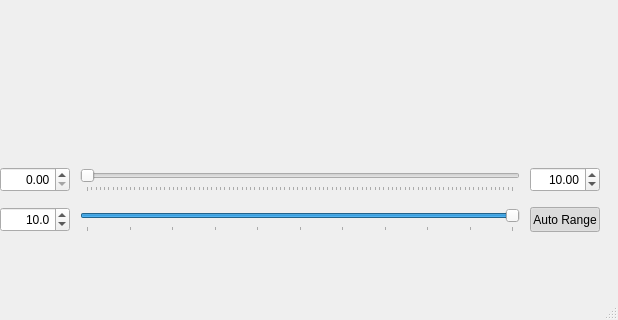
AntonioRIcca/Siargo, file mainUi.ui: the form before one commit; both pictures show x 360 to 978 and y 253 to 573 of the 978 by 573 pixel window.
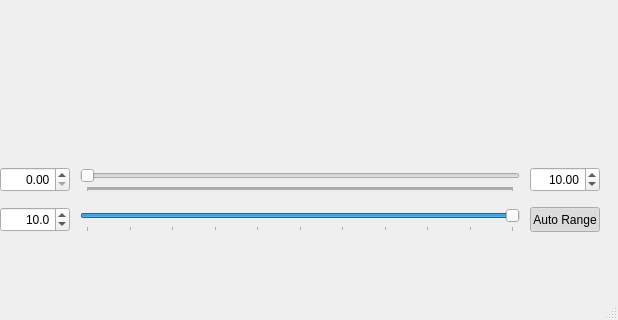
The form after the commit.

What changed in the file:
```diff
--- a/mainUi.ui
+++ b/mainUi.ui
@@ -347,6 +347,9 @@
       <height>25</height>
      </rect>
     </property>
+    <property name="maximum">
+     <number>9999998</number>
+    </property>
     <property name="orientation">
      <enum>Qt::Horizontal</enum>
     </property>
```
Left out of the diff: 9 changed lines with no effect on the pictures.
